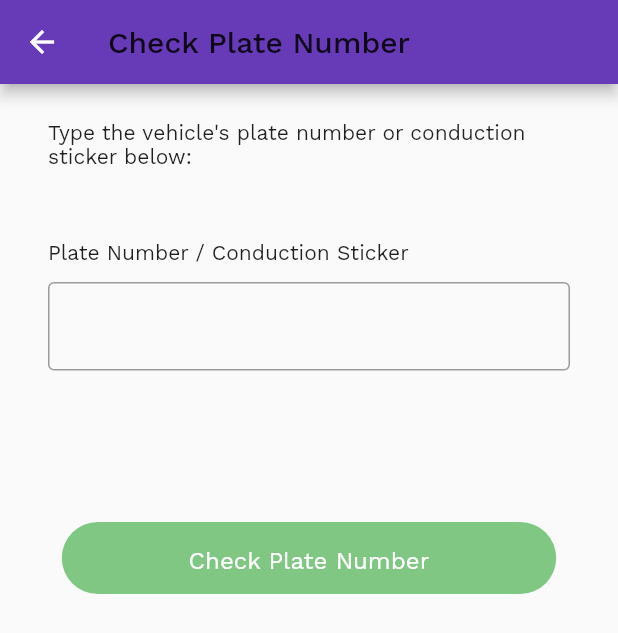
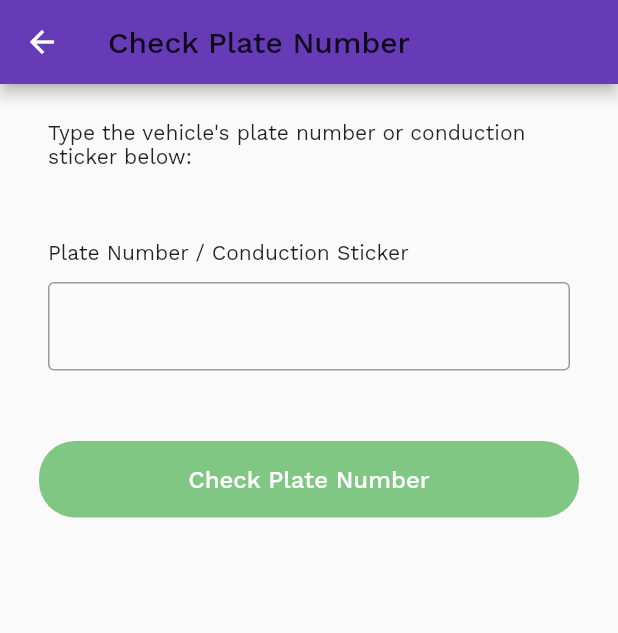
Before and after one commit to ginduc/rapidpass-checkpoint, a Flutter app: the CheckPlateOrControlScreen screen opened by its route, on a phone screen of 412 x 824 dp. Shown: the top 633 px of the screen. Run offline on Flutter 3.47's test engine with Material 2 defaults, Android fonts, the phone set to English and light mode, and no system bars; our stand-ins replace audioplayers, convert, flutter_svg, google_fonts, location, moor and 2 more; missing offline and left inert: device_id, imei_plugin, qr_code_scanner; accounts and stored records are empty; generated files the repository leaves out were written again.

Commit message:
Refactor and fix incosistencies in buttons

```diff
--- a/lib/screens/check_plate_or_control_screen.dart
+++ b/lib/screens/check_plate_or_control_screen.dart
@@ -147,45 +147,25 @@ class _CheckPlateOrControlScreenState extends State<CheckPlateOrControlScreen> {
                   ],
                 ),
               ),
-              Padding(
-                padding: EdgeInsets.only(top: 64.0, bottom: 40.0),
-                child: InkWell(
-                  onTap: () {
+              Container(
+                padding: EdgeInsets.all(26.0),
+                child: FlatButton(
+                  child: Text(_getSubmitCtaText(), style: TextStyle(fontSize: 16),),
+                  shape: RoundedRectangleBorder(
+                    borderRadius: BorderRadius.circular(24.0),
+                  ),
+                  color: green300,
+                  textColor: Colors.white,
+                  padding: EdgeInsets.all(16.0),
+                  onPressed: () {
                     _formKey.currentState.validate();
 
-                    // TODO: Initial validation
                     if (_formFieldTextEditingController.text ==
                             _hardCodedValue &&
                         !_formHasErrors) {
                       // TODO: Add route to the success / invalid screen
                     }
                   },
-                  child: Container(
-                    margin: EdgeInsets.all(16),
-                    child: Row(
-                      mainAxisAlignment: MainAxisAlignment.center,
-                      children: <Widget>[
-                        Container(
-                          padding: EdgeInsets.all(16.0),
-                          height: 48,
-                          width: size.width * 0.80,
-                          decoration: BoxDecoration(
-                            borderRadius: BorderRadius.circular(24.0),
-                            color: green300,
-                          ),
-                          child: Center(
-                            child: Text(
-                              _getSubmitCtaText(),
-                              style: TextStyle(
-                                color: Colors.white,
-                                fontSize: 16,
-                              ),
-                            ),
-                          ),
-                        ),
-                      ],
-                    ),
-                  ),
                 ),
               ),
             ],
```
Also changed, not shown: lib/screens/check_plate_or_control_results_screen.dart (+36 -41 lines), lib/screens/scan_result_screen.dart (+44 -55 lines).
